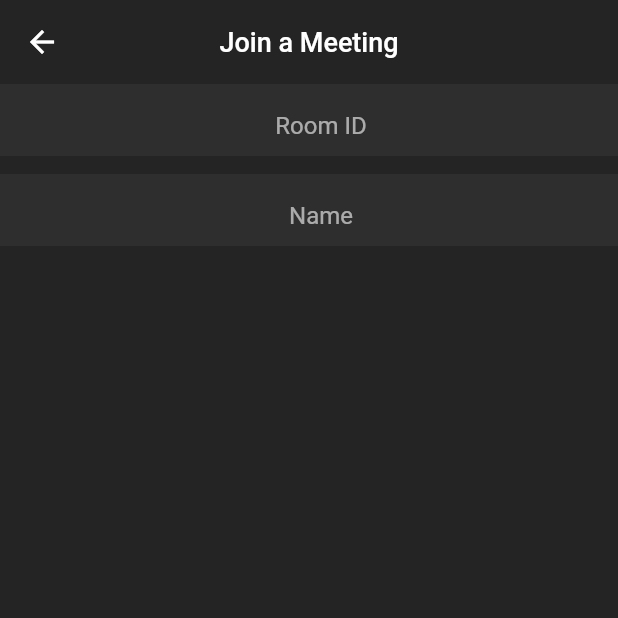
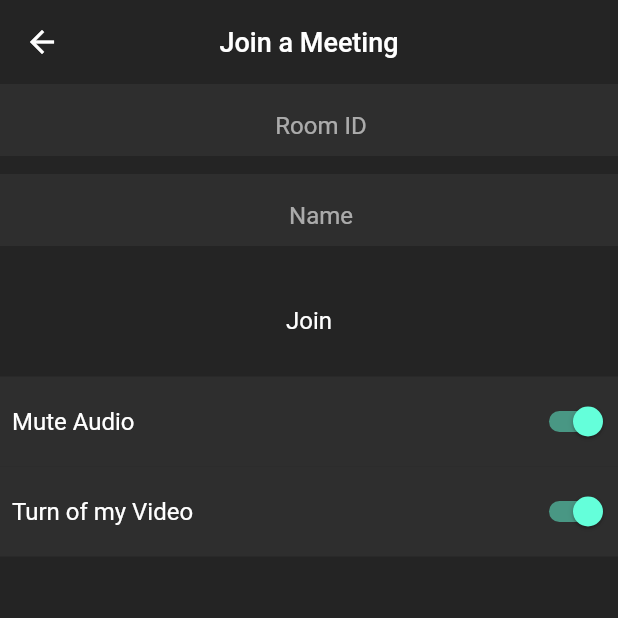
Before and after one commit to SAMIULLAH-KALHORO-DEV/zoom_clone, a Flutter app: the VidoeCallScreen screen opened by its route, on a phone screen of 412 x 824 dp, the top half of it. Run offline on Flutter 3.47's test engine with Material 2 defaults, Android fonts, the phone set to English and light mode, and no system bars; our stand-ins replace cloud_firestore, firebase_auth, firebase_core, google_sign_in; missing offline and left inert: jitsi_meet_v1; accounts and stored records are empty.

Commit message:
added switeches and minor changes

```diff
--- a/lib/screens/video_call_screen.dart
+++ b/lib/screens/video_call_screen.dart
@@ -1,6 +1,8 @@
 import 'package:flutter/material.dart';
+import 'package:jitsi_meet_v1/jitsi_meet.dart';
 import 'package:zoom_clone/resources/auth_methods.dart';
 import 'package:zoom_clone/utils/colors.dart';
+import 'package:zoom_clone/widgets/meeting_option.dart';
 
 class VidoeCallScreen extends StatefulWidget {
   const VidoeCallScreen({super.key});
@@ -12,6 +14,8 @@ class VidoeCallScreen extends StatefulWidget {
 final AutoMethods _autoMethods = AutoMethods();
 late TextEditingController meetingIdController;
 late TextEditingController nameController;
+bool isAudioMuted = true;
+bool isVideoMuted = true;
 
 @override
 class _VidoeCallScreenState extends State<VidoeCallScreen> {
@@ -22,6 +26,15 @@ class _VidoeCallScreenState extends State<VidoeCallScreen> {
     super.initState();
   }
 
+  @override
+  void dispose() {
+    super.dispose();
+    meetingIdController.dispose();
+    nameController.dispose();
+    JitsiMeet.removeAllListeners();
+  }
+
+  _joinMeeting() { }
   @override
   Widget build(BuildContext context) {
     return Scaffold(
@@ -59,8 +72,40 @@ class _VidoeCallScreenState extends State<VidoeCallScreen> {
                     border: InputBorder.none,
                     contentPadding: EdgeInsets.fromLTRB(16, 8, 0, 0),
                     hintText: "Name"))),
-
+        const SizedBox(height: 20),
+        InkWell(
+          onTap: _joinMeeting,
+          child: const Padding(
+            padding: EdgeInsets.all(8),
+            child: Text(
+              "Join",
+              style: TextStyle(fontSize: 16),
+            ),
+          ),
+        ),
+        const SizedBox(height: 20),
+        MeetingOption(
+          text: "Mute Audio ",
+          isMute: isAudioMuted,
+          onChange: onAudioMuted,
+        ),
+        MeetingOption(
+            text: "Turn of my Video ",
+            isMute: isVideoMuted,
+            onChange: onVideoMuted),
       ]),
     );
   }
+
+  onAudioMuted(bool val) {
+    setState(() {
+      isAudioMuted = val;
+    });
+  }
+
+  onVideoMuted(bool val) {
+    setState(() {
+      isVideoMuted = val;
+    });
+  }
 }
--- /dev/null
+++ b/lib/widgets/meeting_option.dart
@@ -0,0 +1,38 @@
+import 'package:flutter/material.dart';
+import 'package:zoom_clone/utils/colors.dart';
+
+class MeetingOption extends StatelessWidget {
+  final String text;
+  final bool isMute;
+  final Function(bool) onChange;
+
+  const MeetingOption({
+    super.key,
+    required this.text,
+    required this.isMute,
+    required this.onChange,
+  });
+
+  @override
+  Widget build(BuildContext context) {
+    return Container(
+      height: 60,
+      color: secondaryBackgroundColor,
+      child: Row(mainAxisAlignment: MainAxisAlignment.spaceBetween, children: [
+        Padding(
+          padding: const EdgeInsets.all(8.0),
+          child: Text(
+            text,
+            style: const TextStyle(
+              fontSize: 16,
+            ),
+          ),
+        ),
+        Switch.adaptive(
+          value: isMute,
+          onChanged: onChange,
+        )
+      ]),
+    );
+  }
+}
```
